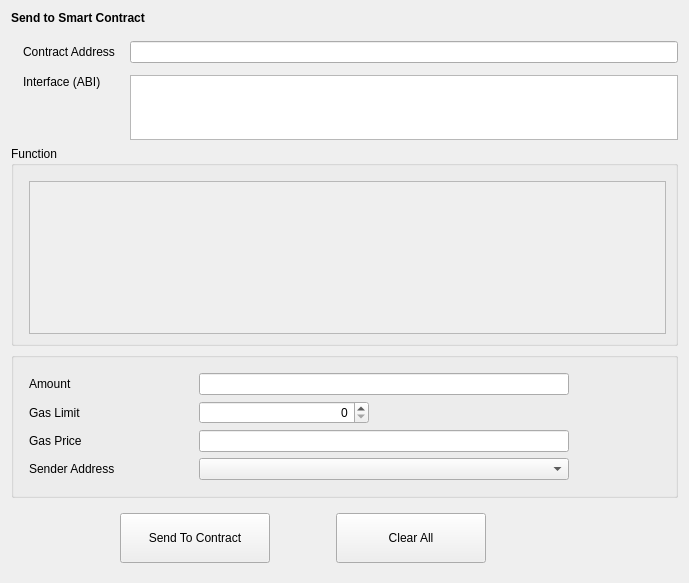
The window that src/qt/forms/sendtocontract.ui (HTMLCOIN/HTMLCOIN) describes before a commit, drawn with Qt 5.
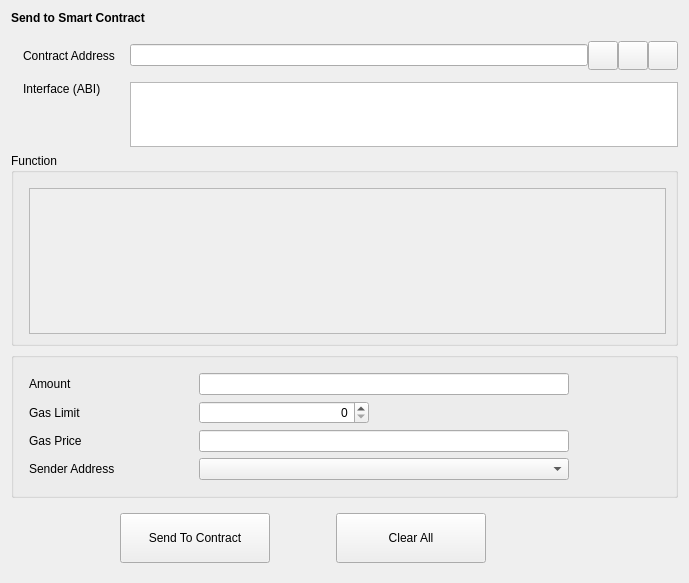
The same window after the commit. Custom widgets are drawn as their Qt base class.

What changed in the file:
```diff
--- a/src/qt/forms/sendtocontract.ui
+++ b/src/qt/forms/sendtocontract.ui
@@ -73,9 +73,6 @@
          <property name="verticalSpacing">
           <number>12</number>
          </property>
-         <item row="0" column="2">
-          <widget class="QValidatedLineEdit" name="lineEditContractAddress"/>
-         </item>
          <item row="0" column="0">
           <widget class="QLabel" name="labelContractAddress">
            <property name="text">
@@ -109,6 +106,61 @@
            </property>
           </widget>
          </item>
+         <item row="0" column="2">
+          <layout class="QHBoxLayout" name="horizontalLayout_2">
+           <item>
+            <widget class="QValidatedLineEdit" name="lineEditContractAddress"/>
+           </item>
+           <item>
+            <widget class="QToolButton" name="loadInfoButton">
+             <property name="toolTip">
+              <string>Choose from contract book page</string>
+             </property>
+             <property name="text">
+              <string/>
+             </property>
+             <property name="iconSize">
+              <size>
+               <width>22</width>
+               <height>22</height>
+              </size>
+             </property>
+            </widget>
+           </item>
+           <item>
+            <widget class="QToolButton" name="pasteAddressButton">
+             <property name="toolTip">
+              <string>Paste contract address from clipboard</string>
+             </property>
+             <property name="text">
+              <string/>
+             </property>
+             <property name="iconSize">
+              <size>
+               <width>22</width>
+               <height>22</height>
+              </size>
+             </property>
+            </widget>
+           </item>
+           <item>
+            <widget class="QToolButton" name="saveInfoButton">
+             <property name="toolTip">
+              <string>Save contract info</string>
+             </property>
+             <property name="text">
+              <string/>
+             </property>
+             <property name="iconSize">
+              <size>
+               <width>22</width>
+               <height>22</height>
+              </size>
+             </property>
+            </widget>
+           </item>
+          </layout>
+         </item>
         </layout>
        </item>
        <item>
@@ -136,8 +188,8 @@
               <rect>
                <x>0</x>
                <y>0</y>
-               <width>637</width>
-               <height>116</height>
+               <width>639</width>
+               <height>124</height>
               </rect>
              </property>
             </widget>
@@ -383,15 +435,9 @@
  </widget>
  <customwidgets>
   <customwidget>
-   <class>BitcoinAmountField</class>
+   <class>QValidatedLineEdit</class>
    <extends>QLineEdit</extends>
-   <header>bitcoinamountfield.h</header>
-   <container>1</container>
-  </customwidget>
-  <customwidget>
-   <class>AddressField</class>
-   <extends>QComboBox</extends>
-   <header>addressfield.h</header>
+   <header>qvalidatedlineedit.h</header>
   </customwidget>
   <customwidget>
    <class>QValidatedTextEdit</class>
@@ -399,9 +445,15 @@
    <header>qvalidatedtextedit.h</header>
   </customwidget>
   <customwidget>
-   <class>QValidatedLineEdit</class>
+   <class>AddressField</class>
+   <extends>QComboBox</extends>
+   <header>addressfield.h</header>
+  </customwidget>
+  <customwidget>
+   <class>BitcoinAmountField</class>
    <extends>QLineEdit</extends>
-   <header>qvalidatedlineedit.h</header>
+   <header>bitcoinamountfield.h</header>
+   <container>1</container>
   </customwidget>
  </customwidgets>
  <resources/>
```
